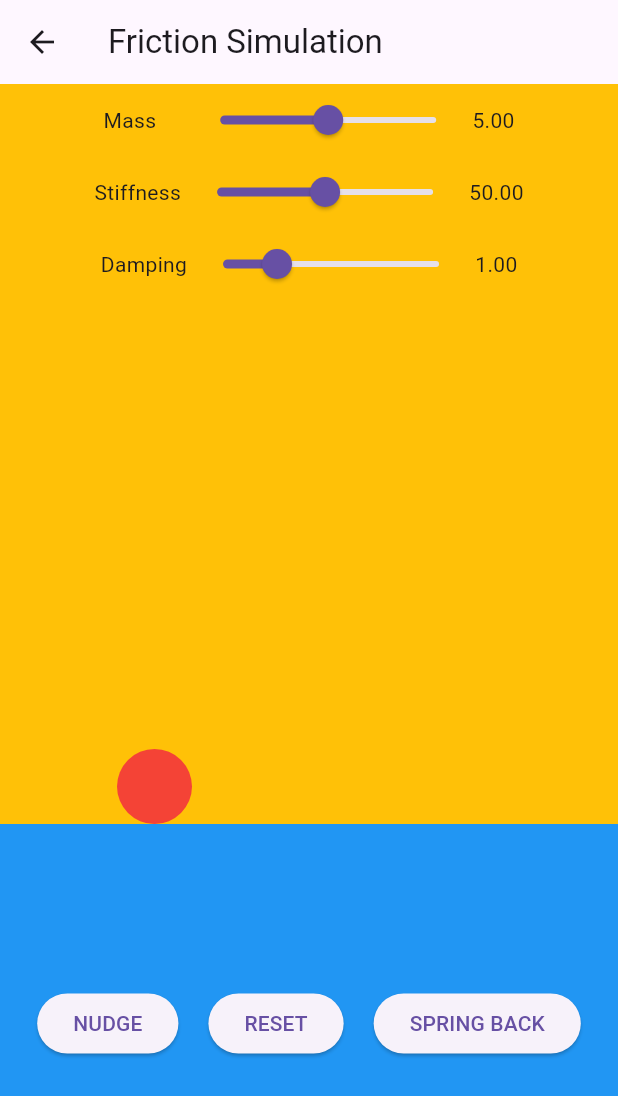
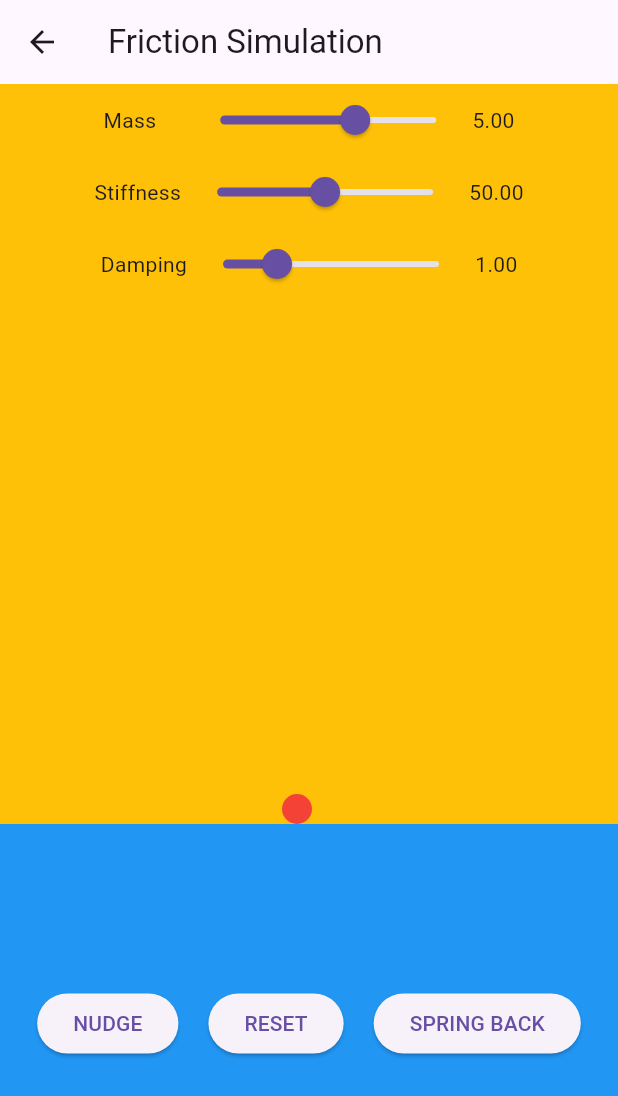
Before and after one commit to we-mohd-i001/flutter_advanced, a Flutter app: the FrictionSimulationPage screen opened by its route, on a phone screen of 412 x 824 dp. Shown: the top 1096 px of the screen. Run offline on Flutter 3.47's test engine with Material 2 defaults, Android fonts, the phone set to English and light mode, and no system bars.

```diff
--- a/lib/advancedtopics/friction_simulation/friction_simulation.dart
+++ b/lib/advancedtopics/friction_simulation/friction_simulation.dart
@@ -74,7 +74,7 @@ class _FrictionSimulationState extends State<FrictionSimulationPage>
                       const Text('Mass     '),
                       Slider(
                         min: 0.0,
-                        max: 10,
+                        max: 8,
                         value: mass,
                         onChanged: (val) {
                           setState(() {
@@ -133,9 +133,9 @@ class _FrictionSimulationState extends State<FrictionSimulationPage>
             builder: (context, snapshot) {
               return Positioned(
                 width: 50,
-                height: 50,
-                bottom: size.height / 3,
-                left: size.width / 4 - 25 + blockAnimationController.value,
+                height: 20,
+                bottom: size.height / 3 + blockAnimationController.value*blockAnimationController.value/300 %1,
+                left: size.width / 4 + 70 + blockAnimationController.value,
                 child: Container(decoration: const BoxDecoration(
                     color: Colors.red,
                   shape: BoxShape.circle
```
